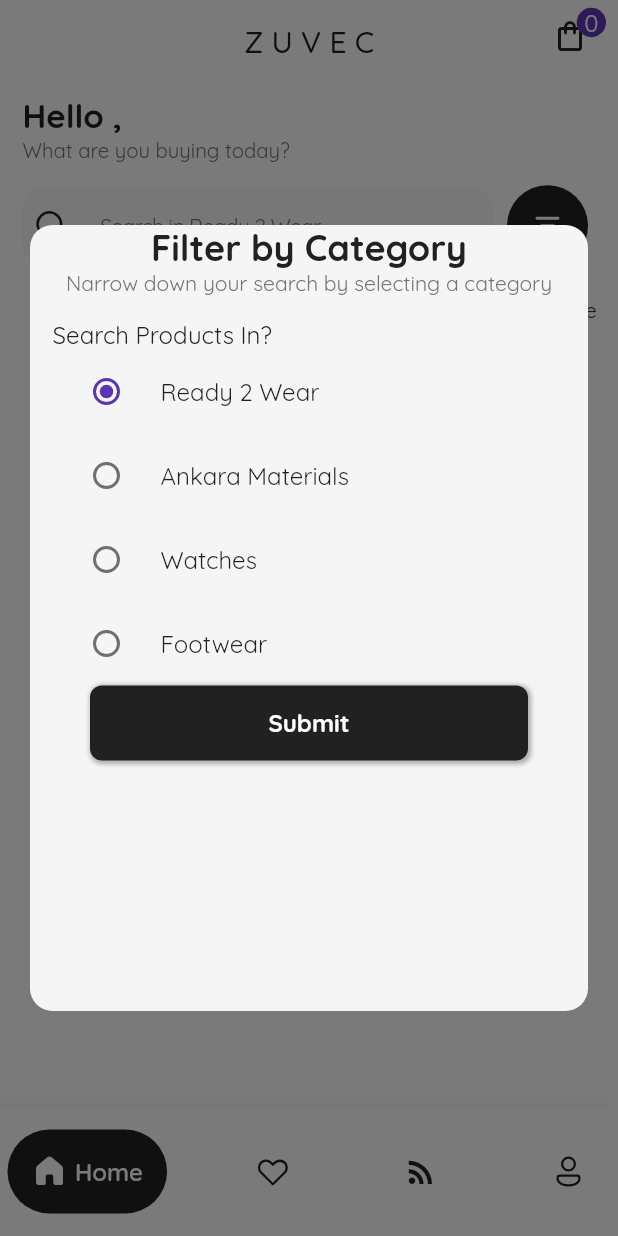
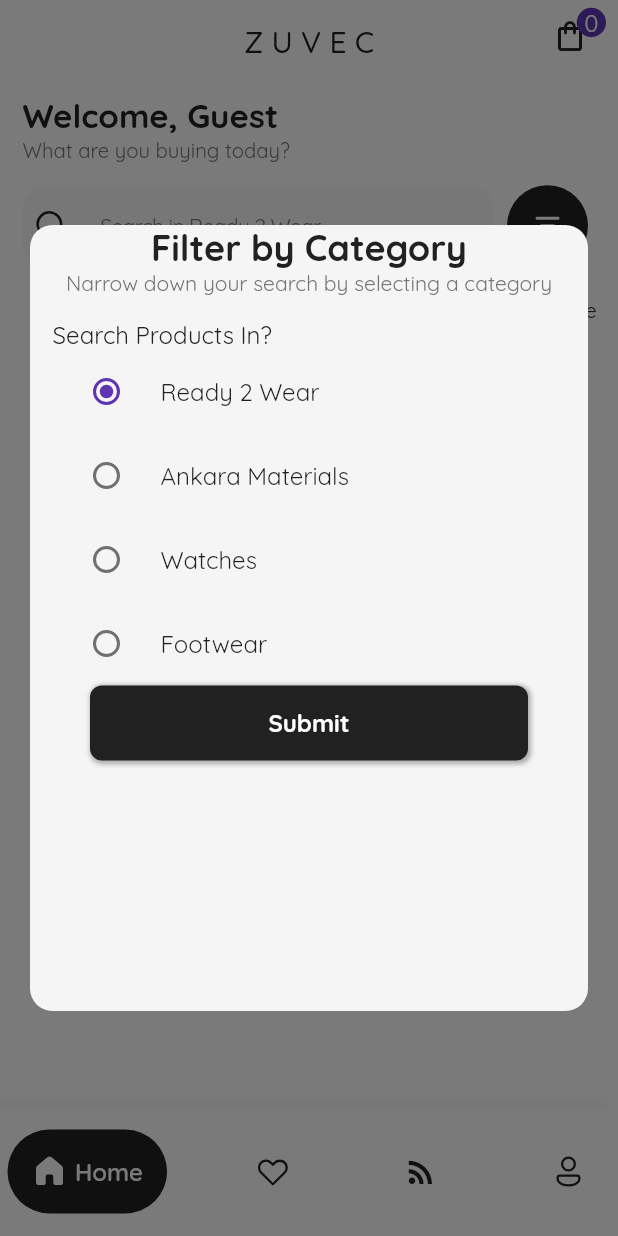
Before and after one commit to zuvec00/zuvec-mobile-updated-, a Flutter app: the screen it shows once a user with an empty profile is signed in, after a tap on an icon or button, on a phone screen of 412 x 824 dp. Run offline on Flutter 3.47's test engine with Material 2 defaults, Android fonts, the phone set to English and light mode, and no system bars; drawn by our look-alikes of google_nav_bar; our stand-ins replace cached_network_image, cloud_firestore, connectivity, firebase_auth, firebase_core, firebase_messaging and 13 more; missing offline and left inert: flutter_email_sender, flutter_flushbar, flutter_paystack; accounts and stored records are empty.

Commit message:
Changed the greeting for anonymouse/guest users

```diff
--- a/lib/screens/home.dart
+++ b/lib/screens/home.dart
@@ -48,7 +48,7 @@ class _HomeState extends State<Home> {
     'Ready 2 Wear': ['watchesCatalaog', 'ready_2_wear'],
     'Ankara Materials': ['luchiMaterialsCatalog', 'ankara_material'],
     'Watches': ['watchesCatalogFr', 'watches'],
-    'Footwear': ['footwearCatalog','footwear']
+    'Footwear': ['footwearCatalog', 'footwear']
   };
 
   String _getCurrentUserId() {
@@ -219,9 +219,6 @@ class _HomeState extends State<Home> {
                     print('sth:${size.height}, ${size.width}');
                   },
                   child: Row(children: [
-                    Text('Hello ',
-                        style: TextStyle(
-                            fontSize: 22, fontWeight: FontWeight.bold)),
                     FutureBuilder<String>(
                       future: DatabaseService(uID: _getCurrentUserId())
                           .getUserFirstName(),
@@ -237,7 +234,9 @@ class _HomeState extends State<Home> {
                           return Text('Error: ${snapshot.error}');
                         } else {
                           return Text(
-                            '${snapshot.data},',
+                            snapshot.data == ""
+                                ? "Welcome, Guest"
+                                : 'Hello ${snapshot.data},',
                             style: TextStyle(
                                 color: Colors.grey[900],
                                 fontSize: 22,
```
